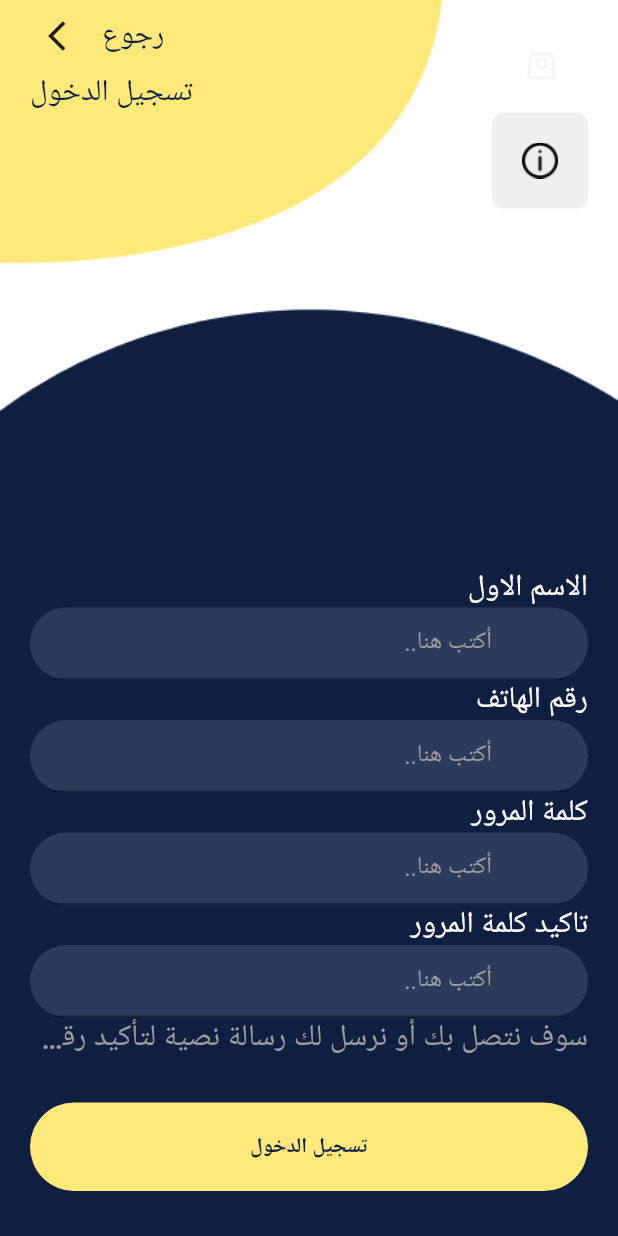
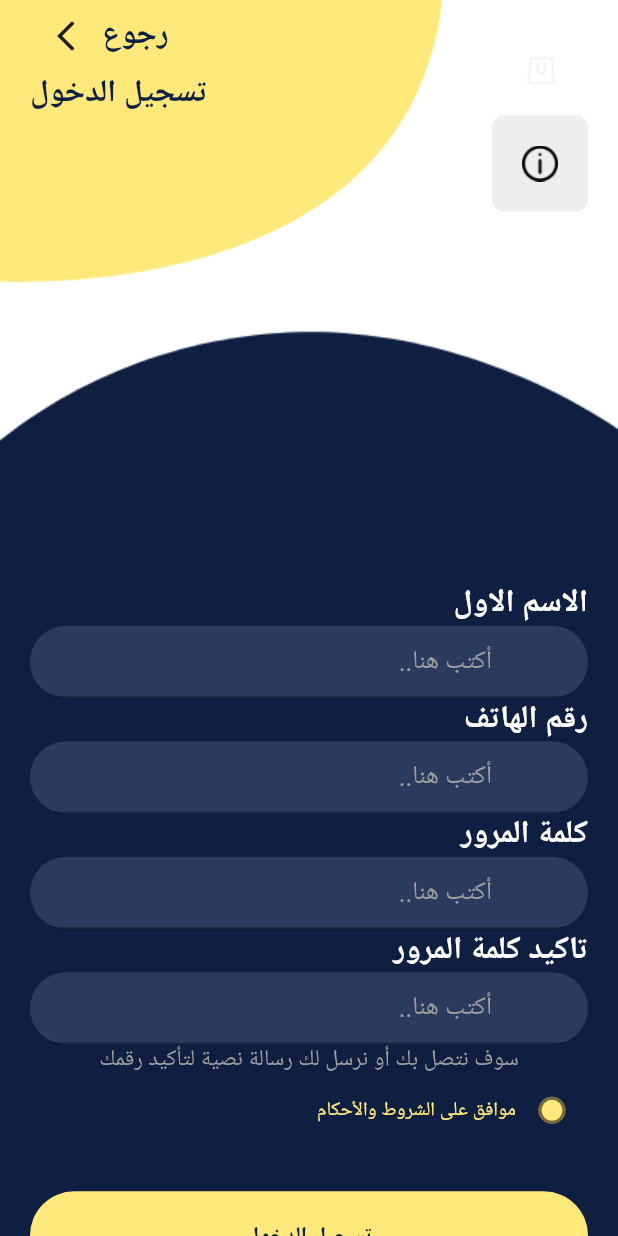
Before and after one commit to Amgad22318/productive_families, a Flutter app: the screen it shows after launch, after a tap on "إنشاء حساب جديد", on a phone screen of 412 x 824 dp. Run offline on Flutter 3.47's test engine with Material 2 defaults, Android fonts, the phone set to English and light mode, and no system bars; our stand-ins replace flutter_bloc.

Commit message:
amgad last code 1.0

```diff
--- a/lib/constants/end_points.dart
+++ b/lib/constants/end_points.dart
@@ -17,4 +17,4 @@ const PRODUCT='products/';
 const START_SCREEN='/';
 const LOGIN_SCREEN='/login';
 const REGISTER_SCREEN='/register';
-// heiil
+const SHOP_LAYOUT='/shop_layout';
--- a/lib/main.dart
+++ b/lib/main.dart
@@ -21,9 +21,10 @@ class MyApp extends StatelessWidget {
       GlobalWidgetsLocalizations.delegate,
     ],
       supportedLocales: const [
-        Locale("en", "")
+        Locale("en", ""),
+        Locale("ar", "")
       ],
-      locale: const Locale("en", ""),
+      locale: const Locale("ar", ""),
       debugShowCheckedModeBanner: false,
       theme: lightTheme,
       themeMode: ThemeMode.light,
--- a/lib/presentation/router/app_router.dart
+++ b/lib/presentation/router/app_router.dart
@@ -3,6 +3,7 @@ import 'package:flutter/material.dart';
 import 'package:productive_families/constants/end_points.dart';
 import 'package:productive_families/presentation/screens/login/login_screen.dart';
 import 'package:productive_families/presentation/screens/register/register_screen.dart';
+import 'package:productive_families/presentation/screens/shop_layout/shop_layout.dart';
 import 'package:productive_families/presentation/screens/start/start_screen.dart';
 class AppRouter {
   late Widget startWidget;
@@ -24,6 +25,11 @@ startWidget=StartScreen();
           builder: (_) =>
              RegisterScreen(),
         );
+      case SHOP_LAYOUT:
+        return MaterialPageRoute(
+          builder: (_) =>
+              ShopLayout(),
+        );
 
 
       default:
--- a/lib/presentation/screens/register/register_screen.dart
+++ b/lib/presentation/screens/register/register_screen.dart
@@ -4,62 +4,77 @@ import 'package:productive_families/presentation/widgets/default_form_field.dart
 import 'package:productive_families/presentation/widgets/default_material_button.dart';
 import 'package:productive_families/presentation/widgets/default_text.dart';
 
-class RegisterScreen extends StatelessWidget {
+class RegisterScreen extends StatefulWidget {
   RegisterScreen({Key? key}) : super(key: key);
-  TextEditingController nameOrPhoneController = TextEditingController();
+
+  @override
+  State<RegisterScreen> createState() => _RegisterScreenState();
+}
+
+class _RegisterScreenState extends State<RegisterScreen> {
+  late bool isChecked;
+
+  TextEditingController nameController = TextEditingController();
+
   TextEditingController passwordController = TextEditingController();
+  TextEditingController phoneController = TextEditingController();
+
   GlobalKey<FormState> loginFormKey = GlobalKey<FormState>();
+
+  @override
+  void initState() {
+    isChecked = false;
+    super.initState();
+  }
+
   @override
   Widget build(BuildContext context) {
     double screenHeight =
         MediaQuery.of(context).size.height - MediaQuery.of(context).padding.top;
     return Scaffold(
       body: SafeArea(
+        child: Form(
+          key: loginFormKey,
           child: SingleChildScrollView(
-          child: SizedBox(
-            height: screenHeight,
-            child: Stack(children: [
-              Container(
+            child: Container(
               decoration: const BoxDecoration(
                   image: DecorationImage(
                 image: AssetImage("assets/image/register_background.png"),
                 fit: BoxFit.fill,
-                        alignment: Alignment.center)),
-              ),
-              Form(
-                key: loginFormKey,
+              )),
               child: Padding(
                 padding: const EdgeInsets.symmetric(horizontal: 20),
                 child: Column(
                   crossAxisAlignment: CrossAxisAlignment.end,
                   children: [
-                      Column(mainAxisSize: MainAxisSize.min,
-                        crossAxisAlignment: CrossAxisAlignment.end,
+                    Column(
+                      mainAxisSize: MainAxisSize.min,
+                      crossAxisAlignment: CrossAxisAlignment.start,
                       children: [
                         Row(
+                          mainAxisAlignment: MainAxisAlignment.end,
                           children: [
+                            DefaultText(
+                              text: 'رجوع',
+                              textStyle: Theme.of(context).textTheme.headline6,
+                            ),
                             SizedBox(
                               child: IconButton(
                                 onPressed: () {
                                   Navigator.pop(context);
                                 },
                                 padding: EdgeInsetsDirectional.zero,
-                                  icon: const Icon(Icons.arrow_back_ios),
+                                icon: const Icon(Icons.arrow_forward_ios),
                               ),
                             ),
-                              DefaultText(
-                                text: 'رجوع',
-                                textStyle:
-                                Theme.of(context).textTheme.headline6,
-                              )
+
                           ],
                         ),
                         Align(
-                            alignment: AlignmentDirectional.topStart,
+                          alignment: AlignmentDirectional.topEnd,
                           child: DefaultText(
                             text: 'تسجيل الدخول',
-                              textStyle:
-                              Theme.of(context).textTheme.headline6,
+                            textStyle: Theme.of(context).textTheme.headline6,
                           ),
                         ),
                         Container(
@@ -75,63 +90,44 @@ class RegisterScreen extends StatelessWidget {
                         ),
                       ],
                     ),
-
-                      Expanded(
-                        child: Column(
+                    SizedBox(
+                      height: screenHeight * 0.3,
+                    ),
+                    Column(
                       mainAxisSize: MainAxisSize.max,
-                          crossAxisAlignment: CrossAxisAlignment.end,
+                      crossAxisAlignment: CrossAxisAlignment.start,
                       mainAxisAlignment: MainAxisAlignment.end,
                       children: [
                         DefaultText(
                           text: 'الاسم الاول',
                           color: Colors.white,
-                              textStyle:
-                              Theme.of(context).textTheme.headline6,
+                          textStyle: Theme.of(context).textTheme.headline6,
                         ),
                         DefaultFormField(
-                                controller: nameOrPhoneController,
+                            controller: nameController,
                             validator: (text) {
                               if (text!.isEmpty) {
                                 return 'ادخل الاسم الاول';
                               }
                             },
                             keyboardType: TextInputType.text),
-
                         DefaultText(
                           text: 'رقم الهاتف',
                           color: Colors.white,
-                              textStyle:
-                              Theme.of(context).textTheme.headline6,
+                          textStyle: Theme.of(context).textTheme.headline6,
                         ),
                         DefaultFormField(
-                                controller: nameOrPhoneController,
+                            controller: phoneController,
                             validator: (text) {
                               if (text!.isEmpty) {
                                 return 'ادخل رقم الهاتف';
                               }
                             },
                             keyboardType: TextInputType.text),
-
                         DefaultText(
                           text: 'كلمة المرور',
                           color: Colors.white,
-                              textStyle:
-                              Theme.of(context).textTheme.headline6,
-                            ),
-                            DefaultFormField(
-                                controller: passwordController,
-                                validator: (text) {
-                                  if (text!.isEmpty) {
-                                    return 'ادخل كلمة المرور';
-                                  }
-                                },
-                                keyboardType: TextInputType.text),
-
-                            DefaultText(
-                              text: 'تاكيد كلمة المرور',
-                              color: Colors.white,
-                              textStyle:
-                              Theme.of(context).textTheme.headline6,
+                          textStyle: Theme.of(context).textTheme.headline6,
                         ),
                         DefaultFormField(
                             controller: passwordController,
@@ -142,13 +138,49 @@ class RegisterScreen extends StatelessWidget {
                             },
                             keyboardType: TextInputType.text),
                         DefaultText(
-                              text: 'سوف نتصل بك أو نرسل لك رسالة نصية لتأكيد رقمك',
+                          text: 'تاكيد كلمة المرور',
+                          color: Colors.white,
+                          textStyle: Theme.of(context).textTheme.headline6,
+                        ),
+                        DefaultFormField(
+                            controller: passwordController,
+                            validator: (text) {
+                              if (text!.isEmpty) {
+                                return 'ادخل كلمة المرور';
+                              }
+                            },
+                            keyboardType: TextInputType.text),
+                        Align(
+                          alignment: AlignmentDirectional.center,
+                          child: DefaultText(
+                            text:
+                                'سوف نتصل بك أو نرسل لك رسالة نصية لتأكيد رقمك',
                             color: Colors.grey,
-                              textStyle:
-                              Theme.of(context).textTheme.headline6,
+                            textStyle: Theme.of(context).textTheme.bodyText2,
                           ),
-
-
+                        ),
+                        Row(
+                          mainAxisAlignment: MainAxisAlignment.start,
+                          children: [
+                            Checkbox(
+                              checkColor: darkBlue,
+                              fillColor: MaterialStateProperty.resolveWith(
+                                  (states) => getColor(states)),
+                              shape: const CircleBorder(),
+                              onChanged: (bool? value) {
+                                setState(() {
+                                  isChecked = value!;
+                                });
+                              },
+                              value: isChecked,
+                            ),
+                            DefaultText(
+                              text: 'موافق على الشروط والأحكام',
+                              color: defaultYellow,
+                              textStyle: Theme.of(context).textTheme.caption,
+                            ),
+                          ],
+                        ),
                         const SizedBox(
                           height: 30,
                         ),
@@ -163,15 +195,23 @@ class RegisterScreen extends StatelessWidget {
                         ),
                       ],
                     ),
-                      )
                   ],
                 ),
               ),
             ),
-            ]),
           ),
         ),
       ),
     );
   }
+
+  Color getColor(Set<MaterialState> states) {
+    const Set<MaterialState> interactiveStates = <MaterialState>{
+      MaterialState.pressed,
+    };
+    if (states.any(interactiveStates.contains)) {
+      return defaultYellow;
     }
+    return defaultYellow;
+  }
+}
--- a/lib/presentation/screens/start/start_screen.dart
+++ b/lib/presentation/screens/start/start_screen.dart
@@ -53,7 +53,10 @@ class StartScreen extends StatelessWidget {
                       height: 16,
                     ),
                     DefaultOutlinedButton(
-                      onPressed: () {},
+                      onPressed: () {
+
+                        Navigator.pushNamed(context,SHOP_LAYOUT );
+                      },
                       text: 'الدخول كزائر',
                     ),
                     const SizedBox(
--- a/lib/presentation/styles/themes.dart
+++ b/lib/presentation/styles/themes.dart
@@ -2,15 +2,20 @@ import 'package:flutter/material.dart';
 import 'package:flutter/services.dart';
 import 'package:productive_families/presentation/styles/colors.dart';
 
-
 ThemeData lightTheme = ThemeData(
+  primaryColor: darkBlue,
     scaffoldBackgroundColor: backGroundWhite,
     appBarTheme: const AppBarTheme(
+      iconTheme: IconThemeData(color: Colors.black),
+      actionsIconTheme: IconThemeData(color: Colors.black),
       elevation: 0,
       color: Colors.transparent,
       systemOverlayStyle: SystemUiOverlayStyle(
-        statusBarColor: defaultYellow, statusBarIconBrightness: Brightness.dark),
+          statusBarColor: Colors.transparent,
+          statusBarIconBrightness: Brightness.dark),
     ),
-
-
-);
+    tabBarTheme:  TabBarTheme(
+      unselectedLabelColor: Colors.grey,
+      labelColor:defaultYellow,
+indicator: UnderlineTabIndicator(borderSide: BorderSide(color: defaultYellow))
+    ));
```
Also changed, not shown: lib/presentation/screens/login/login_screen.dart (+13 -12 lines), lib/presentation/screens/shop_layout/shop_layout.dart (added, +79 -0 lines), assets/icons/bell.png (added), assets/icons/shopping-cart-outline-badged.png (added), assets/image/appbar_half_circle.png (added). Lines whose indentation alone changed are shown as unchanged.
